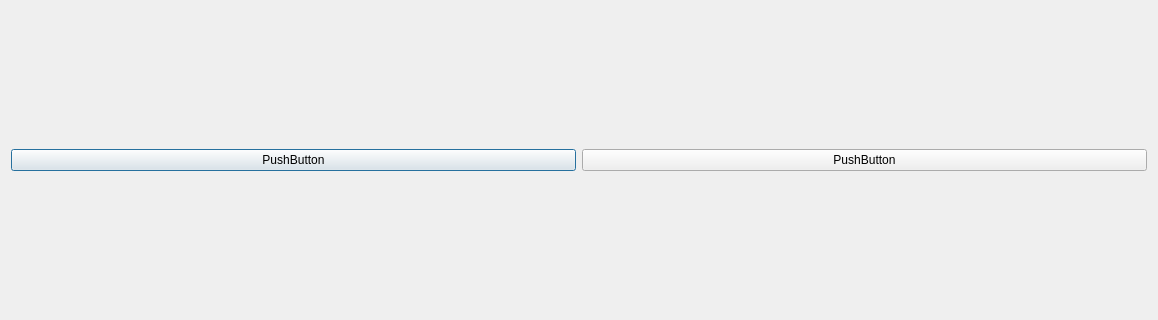
MikkoSalojarvi/gameOfGo, file lauta.ui: the form before one commit; both pictures show x 0 to 1158 and y 302 to 622 of the 1158 by 925 pixel window.
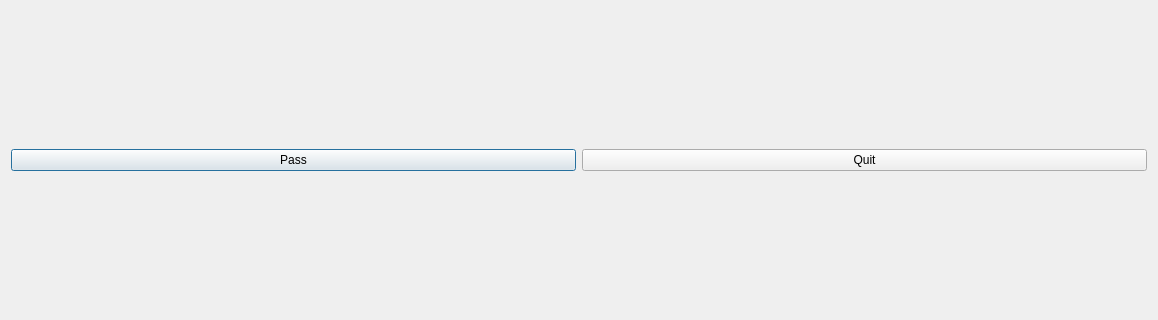
The form after the commit.

The edit to the form file:
```diff
--- a/lauta.ui
+++ b/lauta.ui
@@ -22,14 +22,14 @@
      <item>
       <widget class="QPushButton" name="btnPass">
        <property name="text">
-        <string>PushButton</string>
+        <string>Pass</string>
        </property>
       </widget>
      </item>
      <item>
       <widget class="QPushButton" name="btnQuit">
        <property name="text">
-        <string>PushButton</string>
+        <string>Quit</string>
        </property>
       </widget>
      </item>
```
